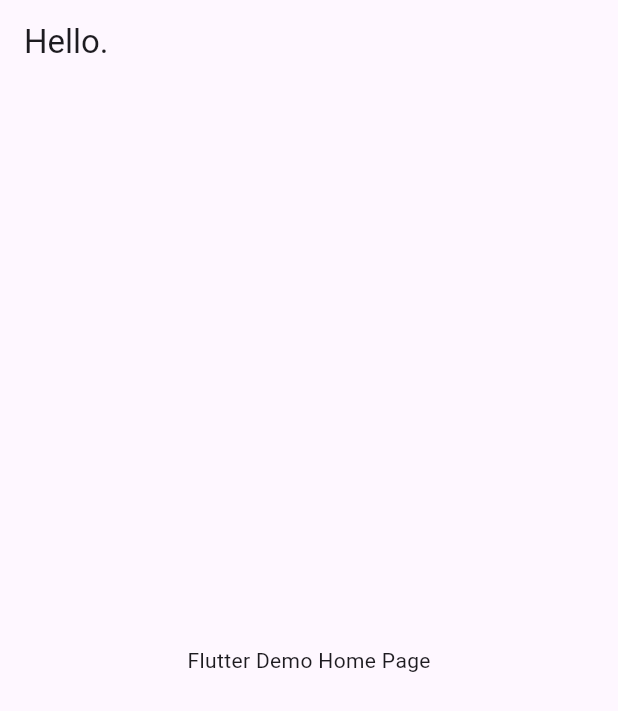
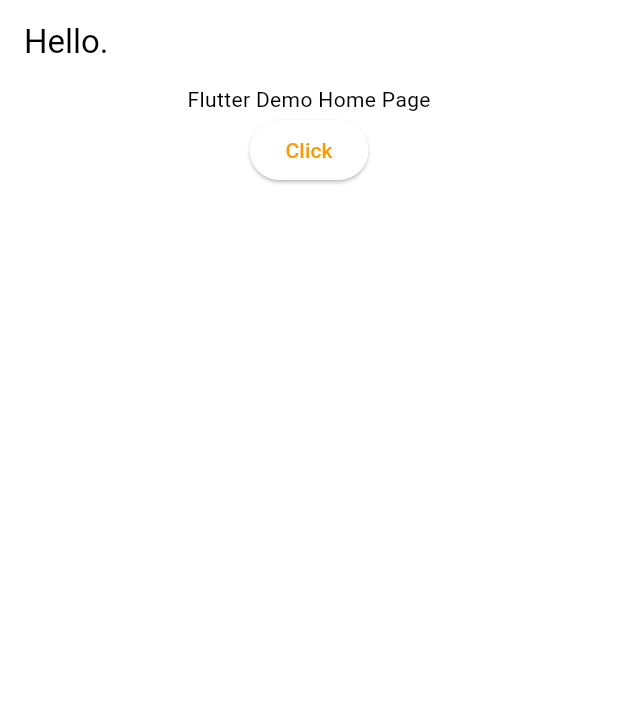
Before and after one commit to MinhNhatQA15101910/amazon_clone, a Flutter app: the screen it shows after launch, on a phone screen of 412 x 824 dp. Shown: the top 711 px of the screen. Run offline on Flutter 3.47's test engine with Material 3 defaults, Android fonts, the phone set to English and light mode, and no system bars.

```diff
--- a/frontend/lib/main.dart
+++ b/frontend/lib/main.dart
@@ -1,4 +1,5 @@
 import 'package:flutter/material.dart';
+import 'package:frontend/constants/global_variables.dart';
 
 void main() {
   runApp(const MyApp());
@@ -12,15 +13,33 @@ class MyApp extends StatelessWidget {
     return MaterialApp(
       title: 'Amazon Clone',
       theme: ThemeData(
-        colorScheme: ColorScheme.fromSeed(seedColor: Colors.deepPurple),
-        useMaterial3: true,
+        scaffoldBackgroundColor: GlobalVariables.backgroundColor,
+        colorScheme: const ColorScheme.light(
+          primary: GlobalVariables.secondaryColor,
+        ),
+        appBarTheme: const AppBarTheme(
+          elevation: 0,
+          iconTheme: IconThemeData(
+            color: Colors.black,
+          ),
+        ),
       ),
       home: Scaffold(
         appBar: AppBar(
           title: const Text('Hello.'),
         ),
-        body: const Center(
-          child: Text('Flutter Demo Home Page'),
+        body: Column(
+          children: [
+            const Center(
+              child: Text(
+                'Flutter Demo Home Page',
+              ),
+            ),
+            ElevatedButton(
+              onPressed: () {},
+              child: const Text('Click'),
+            )
+          ],
         ),
       ),
     );
```
